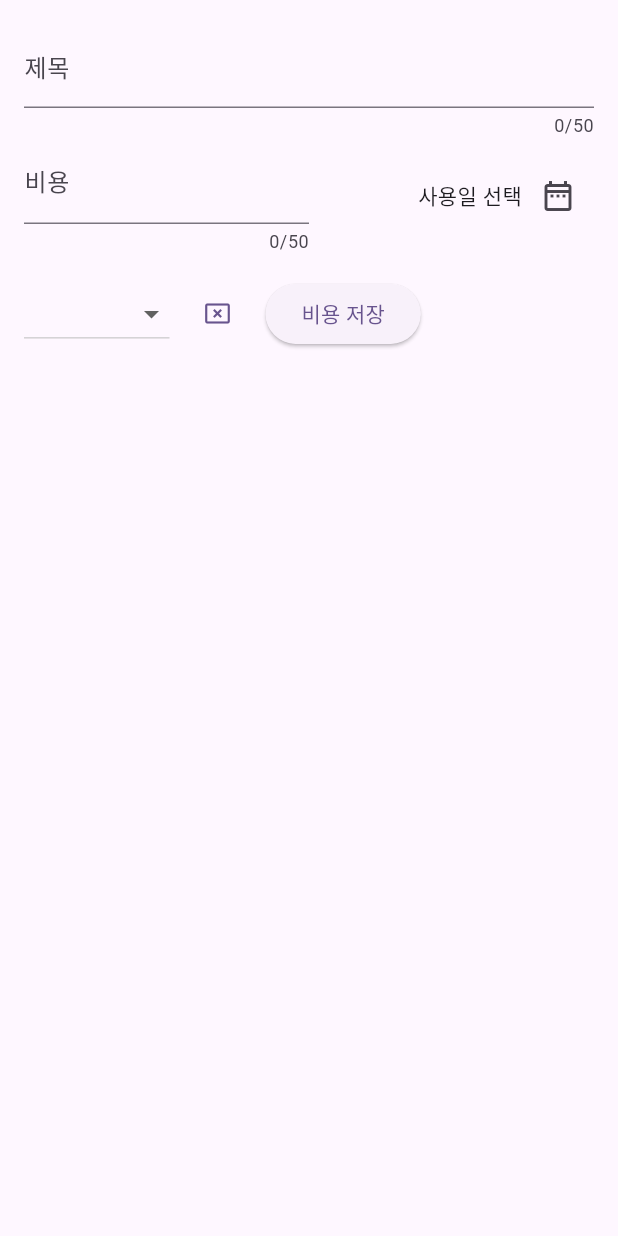
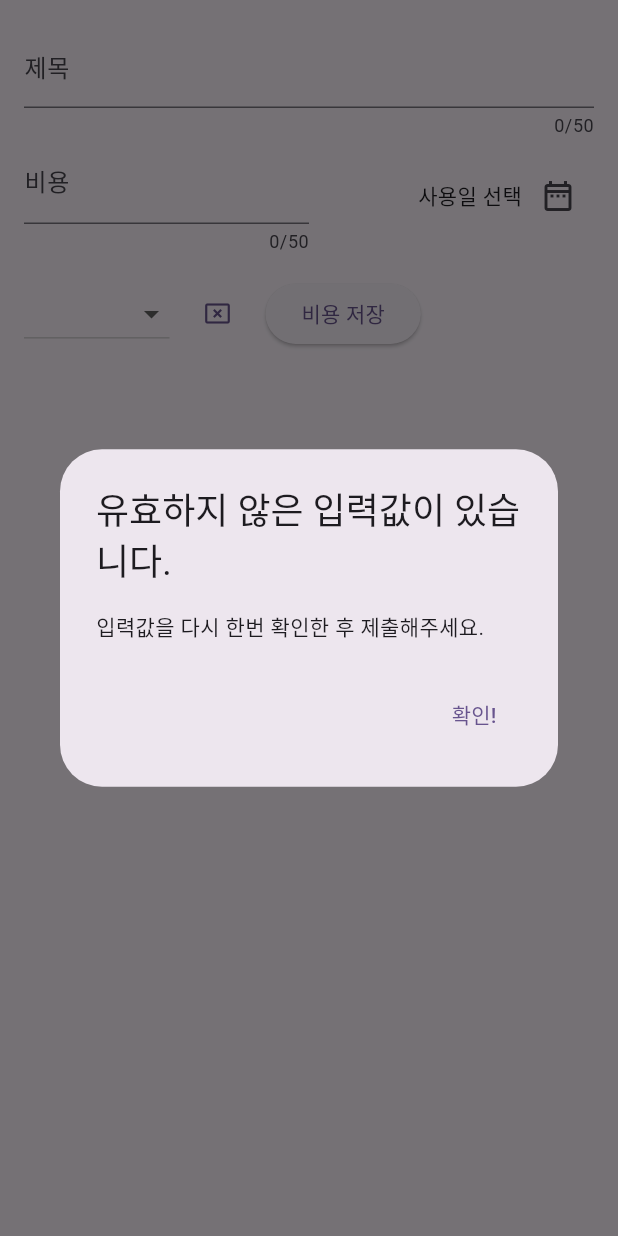
Before and after one commit to beetrbgus/2023-Flutter------, a Flutter app: the ModalExpenseAdd widget shown alone on an empty page, opened directly, after a tap on "비용 저장", on a phone screen of 412 x 824 dp. Run offline on Flutter 3.47's test engine with Material 3 defaults, Android fonts, the phone set to English and light mode, and no system bars; our stand-ins replace google_fonts.

Commit message:
feat - 입력값 유효하지 않을 시 Alert Dialog 발생 추가

```diff
--- a/expense_tracker/lib/widgets/modal_expense_add.dart
+++ b/expense_tracker/lib/widgets/modal_expense_add.dart
@@ -31,6 +31,33 @@ class _ModalExpenseAdd extends State<ModalExpenseAdd> {
     setState(() {
       _selectedDate = pickedDate;
     });
+  }
+
+  void _submitExpenseData() {
+    final inputAmount = double.tryParse(_amountController.text);
+    final amountIsInvalid = inputAmount == null || inputAmount < 0;
+
+    if (_titleController.text.trim().isEmpty ||
+        amountIsInvalid ||
+        _selectedDate == null) {
+      // show error Message
+      showDialog(
+        context: context,
+        builder: (context) => AlertDialog(
+          title: const Text("유효하지 않은 입력값이 있습니다."),
+          content: const Text('입력값을 다시 한번 확인한 후 제출해주세요.'),
+          actions: [
+            TextButton(
+              onPressed: () {
+                Navigator.pop(context);
+              },
+              child: const Text("확인!"),
+            )
+          ],
+        ),
+      );
+      return;
+    }
   }
 
   //initState와 build와 비슷하다. StatefulWidget의 생명주기의 일부분이다.
@@ -131,7 +158,7 @@ class _ModalExpenseAdd extends State<ModalExpenseAdd> {
               ),
               ElevatedButton(
                 onPressed: () {
-                  print(_titleController.text);
+                  _submitExpenseData();
                 },
                 child: const Text('비용 저장'),
               )
```
